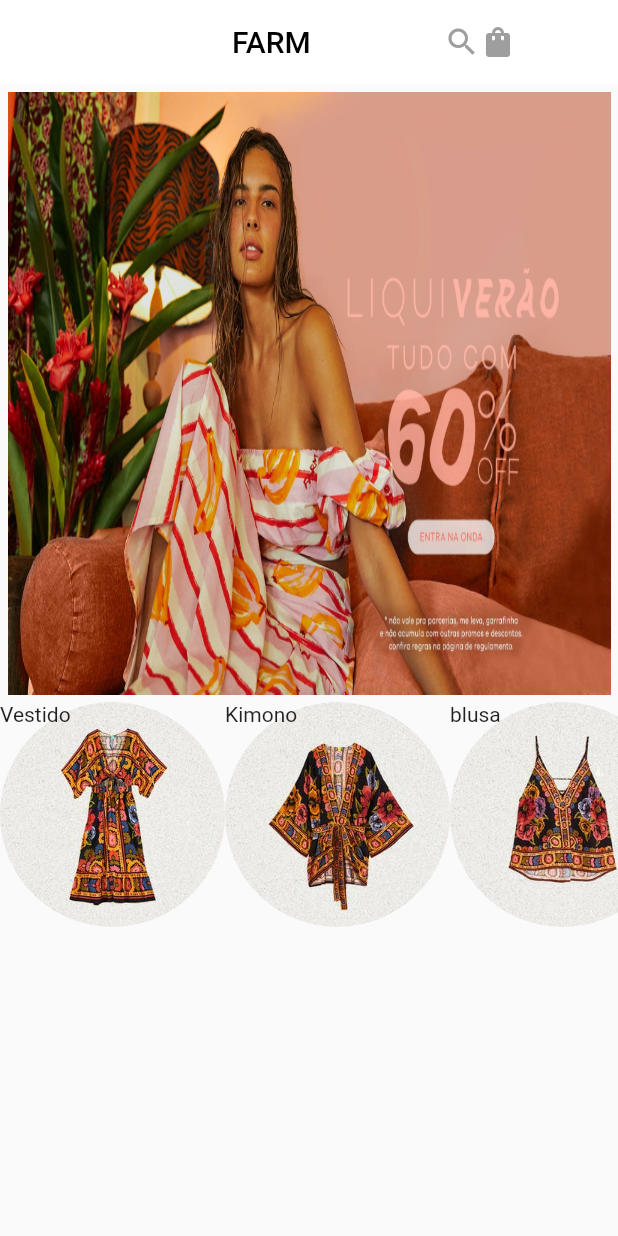
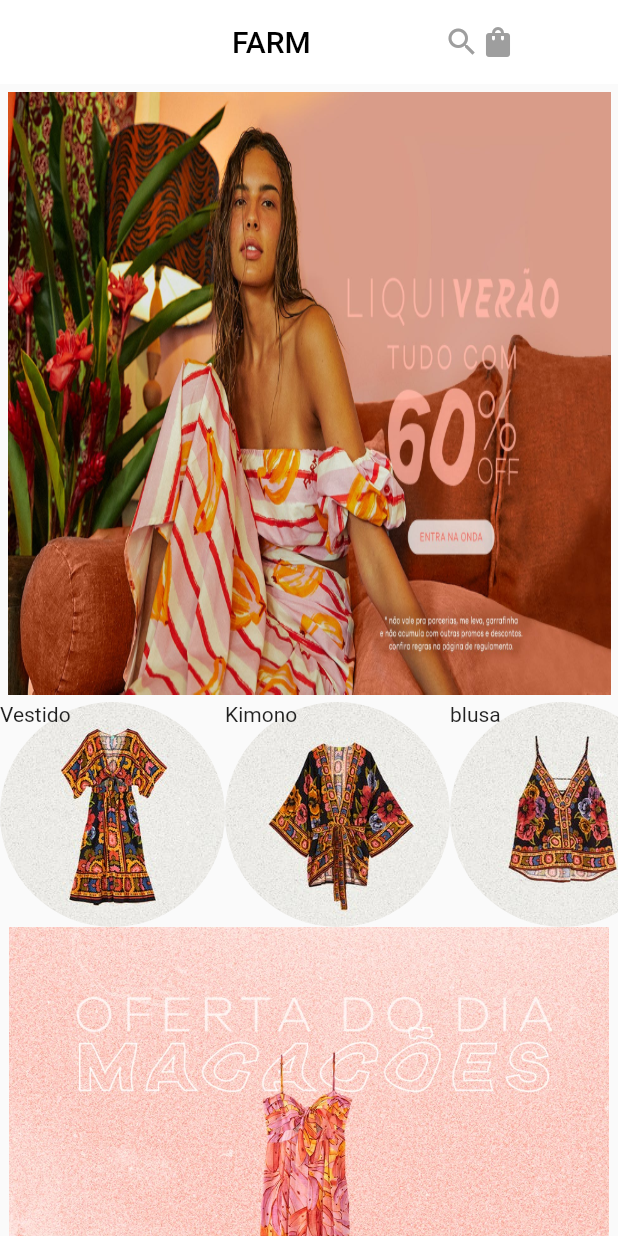
Before and after one commit to lucasaclima03/farm, a Flutter app: the screen it shows after launch, on a phone screen of 412 x 824 dp. Run offline on Flutter 3.47's test engine with Material 2 defaults, Android fonts, the phone set to English and light mode, and no system bars.

Commit message:
criação da oferta do dia

```diff
--- /dev/null
+++ b/lib/pages/components/oferta_do_dia.dart
@@ -0,0 +1,18 @@
+import 'package:flutter/material.dart';
+
+class OfertaDoDia extends StatelessWidget {
+  const OfertaDoDia({Key? key}) : super(key: key);
+
+  @override
+  Widget build(BuildContext context) {
+    return Container(
+      width: 400,
+      height: 400,
+      decoration: BoxDecoration(
+        image: DecorationImage(
+          image: AssetImage('assets/images/oferta_do_dia.jpg'),
+        ),
+      ),
+    );
+  }
+}
```
Also changed, not shown: lib/pages/components/body.dart (+16 -1 lines).
